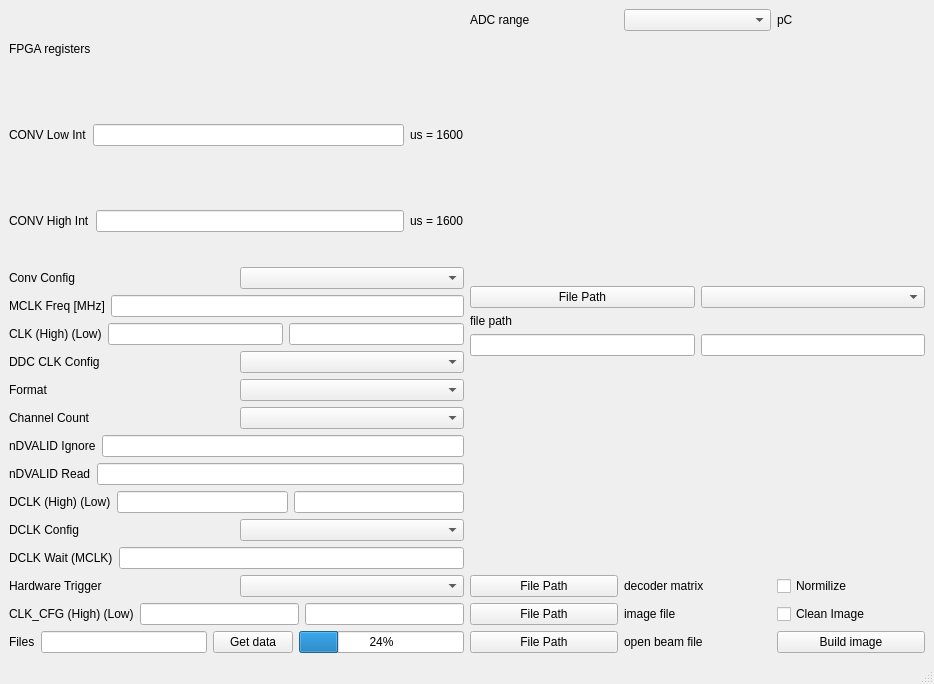
Before: the Qt Designer form mainwindow.ui in Padniuk/DDC264EVM_UI, drawn with Qt 5.
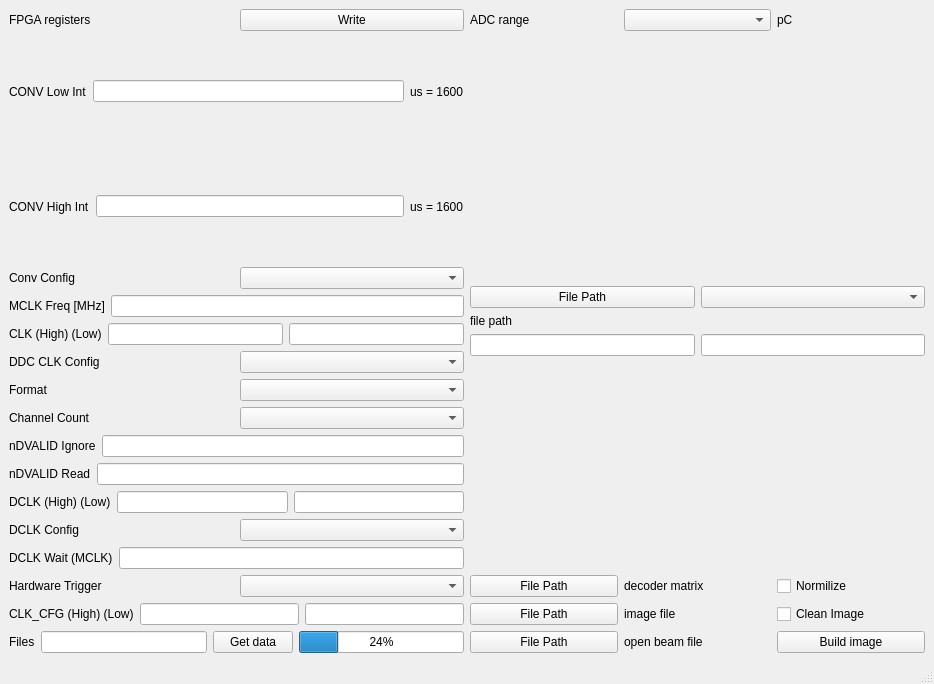
After: the same form once the commit is applied.

Commit message: Add write registers button

```diff
--- a/mainwindow.ui
+++ b/mainwindow.ui
@@ -18,11 +18,22 @@
     <item row="0" column="0" rowspan="2">
      <layout class="QVBoxLayout" name="verticalLayout">
       <item>
+       <layout class="QHBoxLayout" name="horizontalLayout_18">
+        <item>
        <widget class="QLabel" name="label">
         <property name="text">
          <string>FPGA registers</string>
         </property>
        </widget>
+        </item>
+        <item>
+         <widget class="QPushButton" name="writeRegisters">
+          <property name="text">
+           <string>Write</string>
+          </property>
+         </widget>
+        </item>
+       </layout>
       </item>
       <item>
        <layout class="QHBoxLayout" name="horizontalLayout_2">
```
Lines whose indentation alone changed are shown as unchanged. The commit also changes 1 other file.
